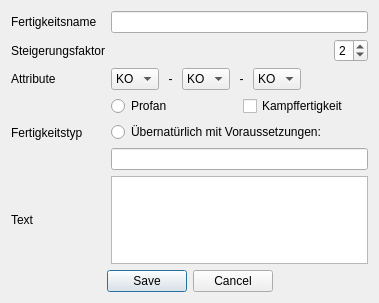
Aeolitus/Sephrasto, file UI/DatenbankEditFertigkeit.ui: the form before one commit.
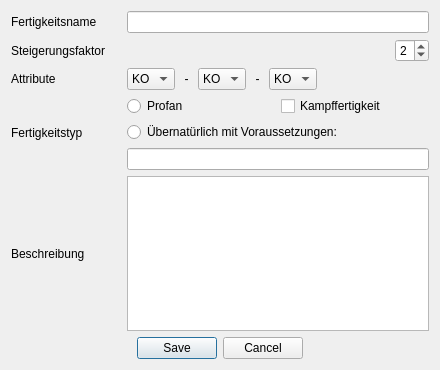
The form after the commit.

Patch:
```diff
--- a/UI/DatenbankEditFertigkeit.ui
+++ b/UI/DatenbankEditFertigkeit.ui
@@ -9,8 +9,8 @@
    <rect>
     <x>0</x>
     <y>0</y>
-    <width>379</width>
-    <height>303</height>
+    <width>440</width>
+    <height>370</height>
    </rect>
   </property>
   <property name="windowTitle">
@@ -69,6 +69,12 @@
      </item>
      <item row="1" column="0">
       <widget class="QLabel" name="label_2">
+       <property name="minimumSize">
+        <size>
+         <width>110</width>
+         <height>0</height>
+        </size>
+       </property>
        <property name="text">
         <string>Steigerungsfaktor</string>
        </property>
@@ -78,6 +84,12 @@
       <layout class="QHBoxLayout" name="horizontalLayout">
        <item>
         <widget class="QComboBox" name="comboAttribut1">
+         <property name="minimumSize">
+          <size>
+           <width>45</width>
+           <height>0</height>
+          </size>
+         </property>
          <item>
           <property name="text">
            <string>KO</string>
@@ -132,6 +144,12 @@
        </item>
        <item>
         <widget class="QComboBox" name="comboAttribut2">
+         <property name="minimumSize">
+          <size>
+           <width>45</width>
+           <height>0</height>
+          </size>
+         </property>
          <item>
           <property name="text">
            <string>KO</string>
@@ -186,6 +204,12 @@
        </item>
        <item>
         <widget class="QComboBox" name="comboAttribut3">
+         <property name="minimumSize">
+          <size>
+           <width>45</width>
+           <height>0</height>
+          </size>
+         </property>
          <item>
           <property name="text">
            <string>KO</string>
@@ -253,7 +277,7 @@
      <item row="4" column="0">
       <widget class="QLabel" name="label_5">
        <property name="text">
-        <string>Text</string>
+        <string>Beschreibung</string>
        </property>
       </widget>
      </item>
```
